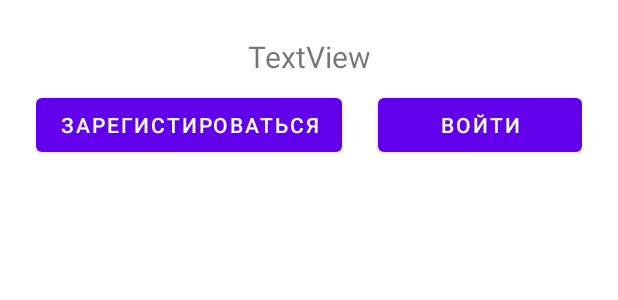
After one commit to igorv8836/Lab_Task, an Android app: the layout fragment_settings.xml on its own in the app's theme, with its tools: preview values and no code run, on a phone screen of 412 x 824 dp. The commit adds this screen. Shown: the top 300 px of the screen. Run offline under Robolectric (Android 15) with nearby library versions, the phone set to English and light mode, and no system bars.

Commit message:
correct navigating in bottom_nav_menu, settingsFragment, working registration

```diff
--- a/app/build.gradle
+++ b/app/build.gradle
@@ -70,8 +70,4 @@ dependencies {
 
     // Feature module Support
     implementation("androidx.navigation:navigation-dynamic-features-fragment:$nav_version")
-
-    implementation("io.jsonwebtoken:jjwt:0.11.2")
-
-
 }
--- /dev/null
+++ b/app/src/main/java/com/example/lab_task/models/RegisterUser.kt
@@ -0,0 +1,6 @@
+package com.example.lab_task.models
+
+data class RegisterUser(
+    val username: String,
+    val password: String
+)
--- a/app/src/main/java/com/example/lab_task/viewmodels/MapViewModel.kt
+++ b/app/src/main/java/com/example/lab_task/viewmodels/MapViewModel.kt
@@ -12,10 +12,10 @@ import kotlinx.coroutines.launch
 import kotlinx.coroutines.withContext
 
 class MapViewModel : ViewModel() {
-    private val tagsWebService = TagsWebService()
+    private val tagsWebService = TagsWebService
     val tags: MutableLiveData<List<Tag>> = MutableLiveData()
     val addedTag: MutableLiveData<Tag> = MutableLiveData()
-    var token: String? = null
+    private var token: String? = null
 
     fun getTags(){
         viewModelScope.launch {
--- /dev/null
+++ b/app/src/main/res/layout/fragment_settings.xml
@@ -0,0 +1,73 @@
+<?xml version="1.0" encoding="utf-8"?>
+<androidx.constraintlayout.widget.ConstraintLayout xmlns:android="http://schemas.android.com/apk/res/android"
+    xmlns:app="http://schemas.android.com/apk/res-auto"
+    xmlns:tools="http://schemas.android.com/tools"
+    android:layout_width="match_parent"
+    android:layout_height="match_parent"
+    tools:context=".fragments.SettingsFragment">
+
+
+    <TextView
+        android:id="@+id/main_text"
+        android:layout_width="wrap_content"
+        android:layout_height="wrap_content"
+        android:text="TextView"
+        android:textSize="@dimen/text_size_large"
+        android:layout_marginTop="@dimen/margin_large"
+        app:layout_constraintEnd_toEndOf="parent"
+        app:layout_constraintStart_toStartOf="parent"
+        app:layout_constraintTop_toTopOf="parent" />
+
+    <LinearLayout
+        android:id="@+id/auth_buttons_layout"
+        android:layout_width="match_parent"
+        android:layout_height="wrap_content"
+        android:orientation="horizontal"
+        android:layout_marginStart="@dimen/margin_large"
+        android:layout_marginEnd="@dimen/margin_large"
+        android:layout_marginTop="@dimen/margin_small"
+        app:layout_constraintStart_toStartOf="parent"
+        app:layout_constraintEnd_toEndOf="parent"
+        app:layout_constraintTop_toBottomOf="@+id/main_text">
+
+        <com.google.android.material.button.MaterialButton
+            android:id="@+id/register_button"
+            android:layout_width="wrap_content"
+            android:layout_height="wrap_content"
+            android:layout_marginEnd="@dimen/margin_large"
+            android:text="Зарегистироваться"
+            app:layout_constraintTop_toBottomOf="@+id/textView"/>
+
+        <com.google.android.material.button.MaterialButton
+            android:id="@+id/login_button"
+            android:layout_width="wrap_content"
+            android:layout_height="wrap_content"
+            android:layout_weight="1"
+            android:text="Войти"/>
+    </LinearLayout>
+
+    <LinearLayout
+        android:id="@+id/exit_acc_layout"
+        android:layout_width="match_parent"
+        android:layout_height="wrap_content"
+        android:orientation="horizontal"
+        android:gravity="center"
+        android:visibility="gone"
+        android:layout_marginStart="@dimen/margin_large"
+        android:layout_marginEnd="@dimen/margin_large"
+        android:layout_marginTop="@dimen/margin_small"
+        app:layout_constraintStart_toStartOf="parent"
+        app:layout_constraintEnd_toEndOf="parent"
+        app:layout_constraintTop_toBottomOf="@+id/main_text">
+
+        <com.google.android.material.button.MaterialButton
+            android:id="@+id/exit_button"
+            android:layout_width="wrap_content"
+            android:layout_height="wrap_content"
+            android:paddingStart="@dimen/margin_large"
+            android:paddingEnd="@dimen/margin_large"
+            android:text="Выйти"
+            android:backgroundTint="@color/red"
+            app:layout_constraintTop_toBottomOf="@+id/textView" />
+    </LinearLayout>
+</androidx.constraintlayout.widget.ConstraintLayout>
--- a/app/src/main/res/values/strings.xml
+++ b/app/src/main/res/values/strings.xml
@@ -1,3 +1,4 @@
 <resources>
     <string name="app_name">Lab_Task</string>
+    <string name="tag_api_token">tag_api_token</string>
 </resources>
```
Also changed, not shown: app/src/main/java/com/example/lab_task/MainActivity.kt (+25 -9 lines), app/src/main/java/com/example/lab_task/fragments/SettingsFragment.kt (added, +78 -0 lines), app/src/main/java/com/example/lab_task/listeners/TaskCompleteListener.kt (added, +7 -0 lines), app/src/main/java/com/example/lab_task/models/TagsApi.kt (+6 -7 lines), app/src/main/java/com/example/lab_task/models/TagsWebService.kt (+8 -4 lines), app/src/main/java/com/example/lab_task/viewmodels/SettingsViewModel.kt (added, +43 -0 lines), app/src/main/res/layout/activity_main.xml (+0 -9 lines), app/src/main/res/layout/new_tag_dialog.xml (+4 -4 lines), app/src/main/res/layout/register_account_dialog.xml (added, +67 -0 lines), app/src/main/res/navigation/nav_graph.xml (+17 -1 lines).
